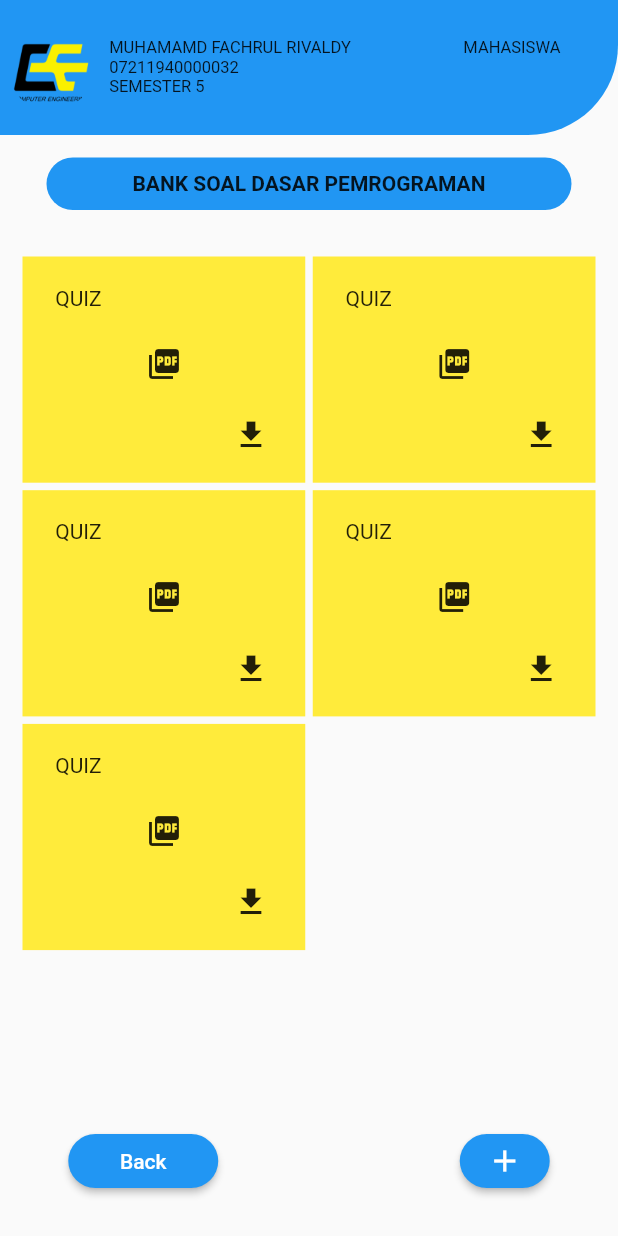
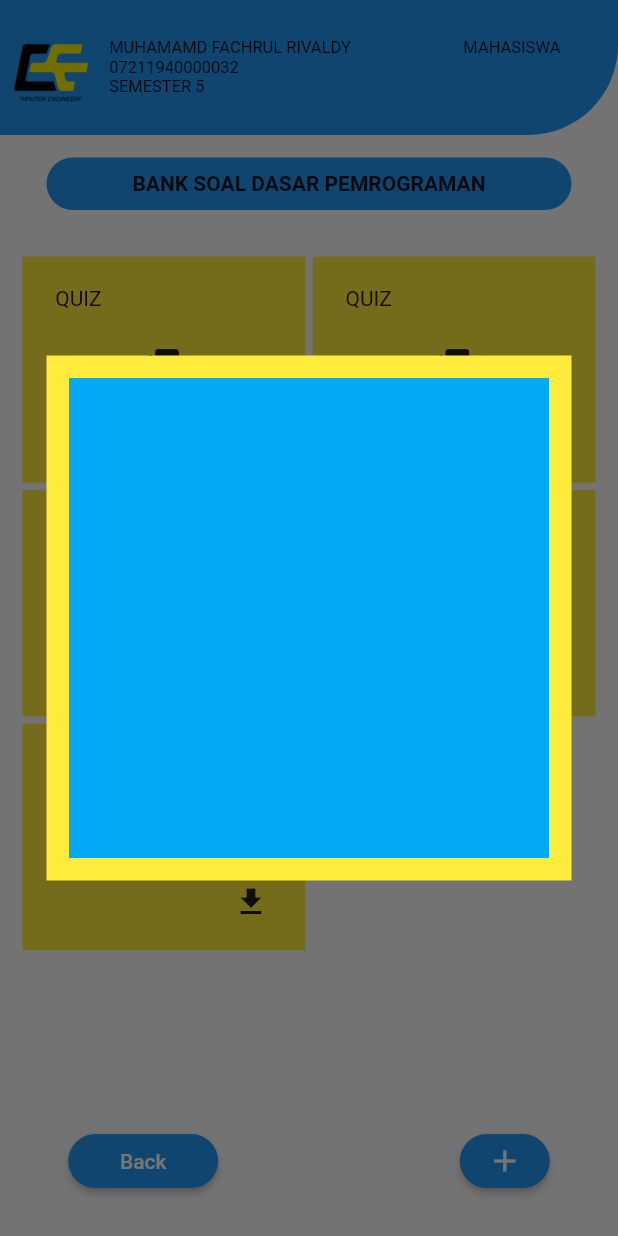
Before and after one commit to FachrulRivaldy/DTK, a Flutter app: the BankSoal screen opened directly, after a tap on the "add" icon, on a phone screen of 412 x 824 dp. Run offline on Flutter 3.47's test engine with Material 2 defaults, Android fonts, the phone set to English and light mode, and no system bars.

Commit message:
Popup silabus (not yet)

```diff
--- a/lib/silabus/pagebanksoal.dart
+++ b/lib/silabus/pagebanksoal.dart
@@ -110,7 +110,51 @@ class BankSoal extends StatelessWidget {
                       SizedBox(
                         width: 100,
                       ),
-                      RoundedButton(symbol: "Plus", dest: BankSoal())
+                      Container(
+                          alignment: Alignment.center,
+                          width: 60,
+                          height: 60,
+                          child: ElevatedButton(
+                            style: ButtonStyle(
+                                shape: MaterialStateProperty.all<
+                                        RoundedRectangleBorder>(
+                                    RoundedRectangleBorder(
+                                        borderRadius:
+                                            BorderRadius.circular(18)))),
+                            child: Row(
+                              mainAxisAlignment: MainAxisAlignment.center,
+                              crossAxisAlignment: CrossAxisAlignment.center,
+                              children: [
+                                Icon(Icons.add),
+                              ],
+                            ),
+                            onPressed: () {
+                              showDialog(
+                                  context: context,
+                                  builder: (context) {
+                                    return Center(
+                                      child: Material(
+                                        type: MaterialType.transparency,
+                                        child: Container(
+                                          color: Colors.yellow,
+                                          height: 350,
+                                          width: 350,
+                                          child: Padding(
+                                            padding: const EdgeInsets.all(15),
+                                            child: Container(
+                                              color: Colors.lightBlue,
+                                            ),
+                                          ),
+                                        ),
+                                      ),
+                                    );
+                                  });
+                              /*Navigator.push(
+                                  context,
+                                  MaterialPageRoute(
+                                      builder: (context) => BankSoal()));*/
+                            },
+                          ))
                     ],
                   ),
                 ),
```
Also changed, not shown: lib/silabus/pagematkuldesc.dart (+40 -6 lines), lib/template/buttontemplate.dart (+20 -4 lines).
